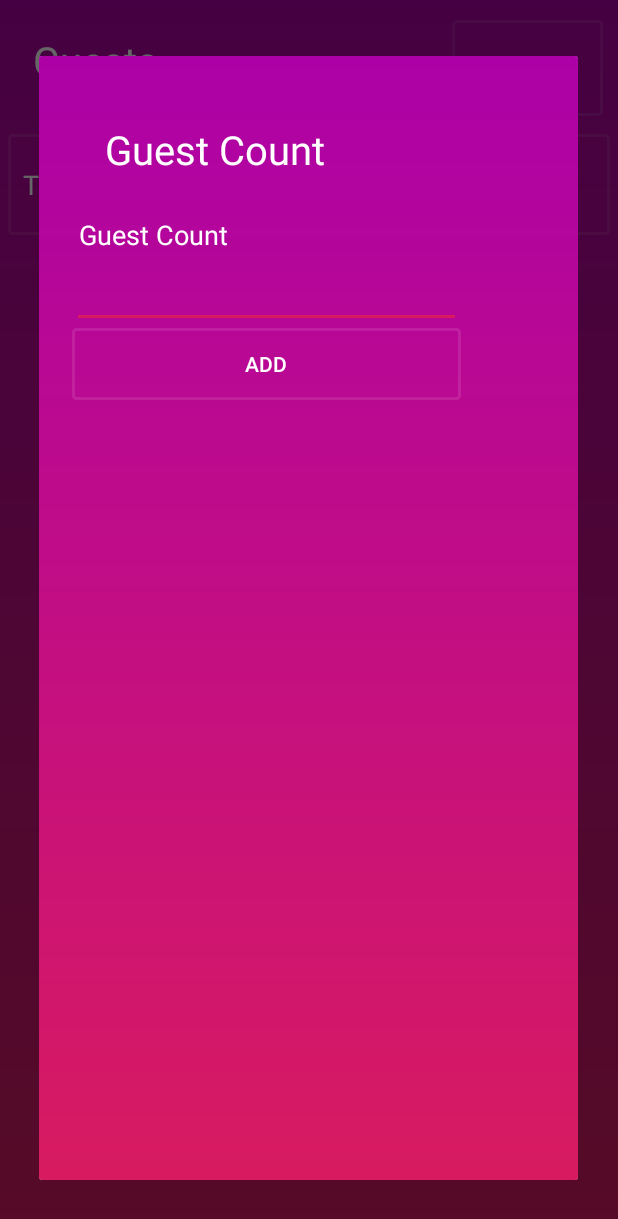
After one commit to ShehanS/unme, an Android app: the GuestViewActivity screen opened directly, with no data from a screen before it, on a phone screen of 412 x 824 dp. The commit adds this screen. Shown: the top 1219 px of the screen. Run offline under Robolectric (Android 15) with nearby library versions, the phone set to English and light mode, and no system bars; our stand-ins replace Firebase (no records; nobody signed in at launch, a user with empty details on screens opened directly).

Commit message:
Add Guest page

```diff
--- a/app/src/main/AndroidManifest.xml
+++ b/app/src/main/AndroidManifest.xml
@@ -28,6 +28,7 @@
         <activity android:name=".LandingPage2Activity" />
         <activity android:name=".CountdownActivity" />
         <activity android:name=".TodoList" />
+        <activity android:name=".GuestViewActivity"></activity>
     </application>
 
 </manifest>
--- /dev/null
+++ b/app/src/main/java/unme/app/com/ume/GuestViewActivity.java
@@ -0,0 +1,173 @@
+package unme.app.com.ume;
+
+import android.content.SharedPreferences;
+import android.support.annotation.NonNull;
+import android.support.v7.app.AlertDialog;
+import android.support.v7.app.AppCompatActivity;
+import android.os.Bundle;
+import android.text.TextUtils;
+import android.util.Log;
+import android.view.LayoutInflater;
+import android.view.View;
+import android.widget.Button;
+import android.widget.EditText;
+import android.widget.TextView;
+import android.widget.Toast;
+
+import com.google.firebase.database.DataSnapshot;
+import com.google.firebase.database.DatabaseError;
+import com.google.firebase.database.DatabaseReference;
+import com.google.firebase.database.FirebaseDatabase;
+import com.google.firebase.database.Query;
+import com.google.firebase.database.ValueEventListener;
+
+import java.text.SimpleDateFormat;
+import java.util.Date;
+import java.util.Random;
+
+import unme.app.com.ume.model.GuestCount;
+import unme.app.com.ume.model.Todo;
+
+public class GuestViewActivity extends AppCompatActivity {
+private Button addCount, addGuest;
+private EditText gust_count;
+private TextView totalGuesView;
+private  int count = 0;
+    private SharedPreferences sharedPreferences;
+    String sessionUserID, sessionUser, guestCount;
+    private DatabaseReference mDatabase;
+    @Override
+    protected void onCreate(Bundle savedInstanceState) {
+        super.onCreate(savedInstanceState);
+        setContentView(R.layout.activity_guest_view);
+        sharedPreferences = getSharedPreferences("USER_LOGIN", MODE_PRIVATE); //session save name
+        sessionUserID = sharedPreferences.getString("USER_ID", null);//session save key user id
+        sessionUser = sharedPreferences.getString("USER", null); //session save key username
+        addGuest = findViewById(R.id.btnAddGuest);
+        totalGuesView = findViewById(R.id.totalGuest);
+        loadData();
+        addGuest.setOnClickListener(new View.OnClickListener() {
+            @Override
+            public void onClick(View v) {
+                addGuest();
+            }
+        });
+
+
+        mDatabase = FirebaseDatabase.getInstance().getReference("guest-count");       //Get firebase table path
+
+        Query query = mDatabase.orderByChild("userId").equalTo(sessionUserID);
+        query.addListenerForSingleValueEvent(new ValueEventListener() {
+            @Override
+            public void onDataChange(@NonNull DataSnapshot dataSnapshot) {
+                if (dataSnapshot.exists()){
+
+
+                }else{
+                    addGuestCount();
+                    loadData(); //get guest count in db
+                }
+            }
+
+            @Override
+            public void onCancelled(@NonNull DatabaseError databaseError) {
+
+            }
+        });
+
+
+    }
+
+    public void addGuestCount() {
+        //show alert
+        mDatabase = FirebaseDatabase.getInstance().getReference("guest-count");
+        AlertDialog.Builder builder = new AlertDialog.Builder(this);
+        LayoutInflater inflater = getLayoutInflater();
+        View view = inflater.inflate(R.layout.guest_count, null);
+        builder.setView(view);
+        final AlertDialog alert = builder.create();
+        alert.show();
+        addCount = view.findViewById(R.id.btnAddCount);
+        gust_count = view.findViewById(R.id.GuestCount);
+        addCount.setOnClickListener(new View.OnClickListener() {
+            @Override
+            public void onClick(View v) {
+                //get current date
+                SimpleDateFormat simpleDateFormat = new SimpleDateFormat("dd-MM-yyyy-hh-mm-ss");
+                String currentDate = simpleDateFormat.format(new Date());
+
+                //check empty
+                String count = gust_count.getEditableText().toString().trim();
+                if (TextUtils.isEmpty(count)) {
+                    Toast.makeText(getApplicationContext(), "Please guest count!", Toast.LENGTH_SHORT).show();
+                    return;
+                }
+
+                // add guest count
+                GuestCount guestCount = new GuestCount(Integer.parseInt(count),sessionUserID,currentDate);
+                mDatabase.child(sessionUserID).setValue(guestCount);
+                loadData();
+                Toast.makeText(getApplicationContext(), "Adding guest count!", Toast.LENGTH_SHORT).show();
+                alert.dismiss();
+
+            }
+        });
+
+
+
+
+
+
+
+
+
+
+
+
+
+    }
+
+
+    public void addGuest() {
+        //show alert
+        mDatabase = FirebaseDatabase.getInstance().getReference("guest-count");
+        AlertDialog.Builder builder = new AlertDialog.Builder(this);
+        LayoutInflater inflater = getLayoutInflater();
+        View view = inflater.inflate(R.layout.activity_add_guest, null);
+        builder.setView(view);
+        final AlertDialog alert = builder.create();
+        alert.show();
+
+                //get current date
+                SimpleDateFormat simpleDateFormat = new SimpleDateFormat("dd-MM-yyyy-hh-mm-ss");
+                String currentDate = simpleDateFormat.format(new Date());
+    }
+
+
+
+    public void loadData(){
+
+        mDatabase = FirebaseDatabase.getInstance().getReference("guest-count");
+        Query query = mDatabase.orderByChild("userId").equalTo(sessionUserID);
+        query.addListenerForSingleValueEvent(new ValueEventListener() {
+            @Override
+            public void onDataChange(@NonNull DataSnapshot dataSnapshot) {
+                for (DataSnapshot childSnapshot : dataSnapshot.getChildren()) {
+                    GuestCount guestCount = childSnapshot.getValue(GuestCount.class);
+                    count = guestCount.getCount();
+                   // gust_count.setText(String.valueOf(count));
+                    totalGuesView.setText(String.valueOf(guestCount.getCount()));
+                    System.out.println(guestCount.getCount());
+
+                }
+            }
+
+            @Override
+            public void onCancelled(@NonNull DatabaseError databaseError) {
+                System.out.println(databaseError.getMessage());
+            }
+        });
+    }
+
+
+}
--- /dev/null
+++ b/app/src/main/res/layout/activity_guest_view.xml
@@ -0,0 +1,139 @@
+<?xml version="1.0" encoding="utf-8"?>
+<android.support.constraint.ConstraintLayout xmlns:android="http://schemas.android.com/apk/res/android"
+    xmlns:app="http://schemas.android.com/apk/res-auto"
+    xmlns:tools="http://schemas.android.com/tools"
+    android:layout_width="match_parent"
+    android:layout_height="match_parent"
+    android:background="@drawable/singup"
+    tools:context=".GuestViewActivity"
+    tools:layout_editor_absoluteY="25dp">
+
+    <LinearLayout
+        android:layout_width="0dp"
+        android:layout_height="568dp"
+        android:layout_gravity="center_vertical"
+        android:gravity="center_horizontal"
+        android:orientation="vertical"
+
+        tools:layout_editor_absoluteX="0dp"
+        tools:layout_editor_absoluteY="0dp">
+
+        <LinearLayout
+            android:layout_width="match_parent"
+            android:layout_height="wrap_content"
+            android:orientation="horizontal">
+
+            <TextView
+                android:id="@+id/totGuest"
+
+                android:layout_width="301dp"
+                android:layout_height="wrap_content"
+                android:padding="10pt"
+                android:text="Guests"
+                android:textColor="@color/white"
+                android:textSize="12pt" />
+
+            <Button
+                android:id="@+id/btnAddGuest"
+                android:layout_width="wrap_content"
+                android:layout_height="64dp"
+                android:layout_marginRight="10dp"
+                android:layout_marginBottom="20dp"
+                android:layout_weight="1"
+                android:background="@drawable/button"
+                android:text="+"
+                android:textColor="@color/white" />
+
+        </LinearLayout>
+
+        <LinearLayout
+            android:layout_width="match_parent"
+            android:layout_height="82dp"
+            android:orientation="vertical"
+            android:padding="5dp">
+
+            <LinearLayout
+                android:layout_width="match_parent"
+                android:layout_height="67dp"
+                android:layout_gravity="center_horizontal"
+                android:background="@drawable/button"
+                android:gravity="center_vertical"
+                android:orientation="horizontal"
+                android:paddingLeft="10dp"
+                android:paddingRight="10dp">
+
+                <TextView
+                    android:id="@+id/textView7"
+                    android:layout_width="65dp"
+                    android:layout_height="wrap_content"
+                    android:layout_weight="1"
+                    android:text="Total"
+                    android:textColor="@color/white"
+                    android:textSize="8pt" />
+
+                <TextView
+                    android:id="@+id/totalGuest"
+                    android:layout_width="wrap_content"
+                    android:layout_height="wrap_content"
+                    android:layout_weight="1"
+                    android:text="0"
+                    android:textColor="@color/white"
+                    android:textSize="8pt" />
+
+                <TextView
+                    android:id="@+id/totalGuest3"
+                    android:layout_width="wrap_content"
+                    android:layout_height="wrap_content"
+                    android:layout_weight="1"
+                    android:text="Current "
+                    android:textColor="@color/white"
+                    android:textSize="8pt" />
+
+                <TextView
+                    android:id="@+id/currentGuests"
+                    android:layout_width="wrap_content"
+                    android:layout_height="wrap_content"
+                    android:layout_weight="1"
+                    android:text="0"
+                    android:textColor="@color/white"
+                    android:textSize="8pt" />
+            </LinearLayout>
+        </LinearLayout>
+
+        <LinearLayout
+            android:layout_width="match_parent"
+            android:layout_height="734dp"
+            android:layout_gravity="center_vertical"
+            android:orientation="vertical"
+            tools:layout_editor_absoluteX="8dp"
+            tools:layout_editor_absoluteY="8dp">
+
+            <ScrollView
+                android:layout_width="match_parent"
+                android:layout_height="match_parent">
+
+                <LinearLayout
+                    android:layout_width="match_parent"
+                    android:layout_height="wrap_content"
+                    android:orientation="vertical">
+
+                    <ListView
+                        android:id="@+id/listView"
+                        android:layout_width="match_parent"
+                        android:layout_height="427dp"
+                        android:layout_marginBottom="30dp"
+                        android:alwaysDrawnWithCache="true"
+                        android:dividerHeight="1dp"
+                        android:horizontalSpacing="3dp"
+                        android:scrollingCache="true"
+                        android:smoothScrollbar="true"
+                        android:stretchMode="columnWidth"
+                        android:verticalSpacing="3dp" />
+                </LinearLayout>
+            </ScrollView>
+
+        </LinearLayout>
+
+    </LinearLayout>
+
+</android.support.constraint.ConstraintLayout>
--- /dev/null
+++ b/app/src/main/res/layout/guest_count.xml
@@ -0,0 +1,62 @@
+<?xml version="1.0" encoding="utf-8"?>
+<android.support.constraint.ConstraintLayout
+    xmlns:android="http://schemas.android.com/apk/res/android" android:layout_width="match_parent"
+    android:layout_height="match_parent"
+    android:background="@drawable/singup"
+    >
+
+    <LinearLayout
+
+        android:layout_width="303dp"
+        android:layout_height="749dp"
+
+        android:orientation="vertical"
+        android:padding="10pt">
+
+
+        <TextView
+            android:id="@+id/textView4"
+            android:layout_width="match_parent"
+            android:layout_height="wrap_content"
+            android:padding="10pt"
+            android:text="Guest Count"
+            android:textColor="@color/white"
+            android:textSize="12pt" />
+
+        <TextView
+            android:id="@+id/gustCount"
+            android:layout_width="match_parent"
+            android:layout_height="wrap_content"
+            android:padding="2pt"
+            android:text="Guest Count"
+            android:textColor="@color/white"
+
+            android:textSize="8pt" />
+
+        <EditText
+            android:id="@+id/GuestCount"
+            android:layout_width="match_parent"
+            android:layout_height="wrap_content"
+            android:ems="10"
+            android:inputType="number" />
+
+        <LinearLayout
+            android:layout_width="match_parent"
+            android:layout_height="match_parent"
+            android:divider="@drawable/divider"
+            android:showDividers="middle"
+            android:orientation="vertical">
+
+            <Button
+                android:id="@+id/btnAddCount"
+                android:layout_width="match_parent"
+                android:layout_height="wrap_content"
+                android:background="@drawable/button"
+                android:text="Add"
+                android:textColor="@color/white" />
+
+        </LinearLayout>
+
+    </LinearLayout>
+
+</android.support.constraint.ConstraintLayout>
```
Also changed, not shown: app/src/main/java/unme/app/com/ume/LandingPageActivity.java (+11 -1 lines), app/src/main/java/unme/app/com/ume/TodoList.java (+0 -9 lines), app/src/main/java/unme/app/com/ume/model/GuestCount.java (added, +43 -0 lines), app/src/main/res/layout/activity_add_guest.xml (added, +80 -0 lines).
